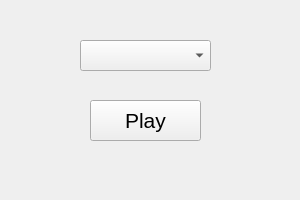
Qt form widget.ui (knordine11/AudioSinkUIExample) before a commit.
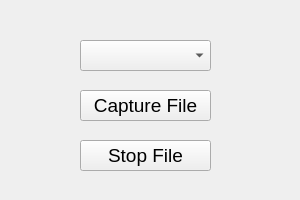
The same form after that commit.

Commit message: added ability eo select, play and stop sound

```diff
--- a/widget.ui
+++ b/widget.ui
@@ -13,24 +13,6 @@
   <property name="windowTitle">
    <string>Widget</string>
   </property>
-  <widget class="QPushButton" name="btnPlay">
-   <property name="geometry">
-    <rect>
-     <x>90</x>
-     <y>100</y>
-     <width>111</width>
-     <height>41</height>
-    </rect>
-   </property>
-   <property name="font">
-    <font>
-     <pointsize>16</pointsize>
-    </font>
-   </property>
-   <property name="text">
-    <string>Play</string>
-   </property>
-  </widget>
   <widget class="QComboBox" name="cboFiles">
    <property name="geometry">
     <rect>
@@ -46,6 +28,42 @@
     </font>
    </property>
   </widget>
+  <widget class="QPushButton" name="btnCapture">
+   <property name="geometry">
+    <rect>
+     <x>80</x>
+     <y>90</y>
+     <width>131</width>
+     <height>31</height>
+    </rect>
+   </property>
+   <property name="font">
+    <font>
+     <pointsize>14</pointsize>
+    </font>
+   </property>
+   <property name="text">
+    <string>Capture File</string>
+   </property>
+  </widget>
+  <widget class="QPushButton" name="btnStopSound">
+   <property name="geometry">
+    <rect>
+     <x>80</x>
+     <y>140</y>
+     <width>131</width>
+     <height>31</height>
+    </rect>
+   </property>
+   <property name="font">
+    <font>
+     <pointsize>14</pointsize>
+    </font>
+   </property>
+   <property name="text">
+    <string>Stop File</string>
+   </property>
+  </widget>
  </widget>
  <resources/>
  <connections/>
```
The commit also changes 4 other files.
